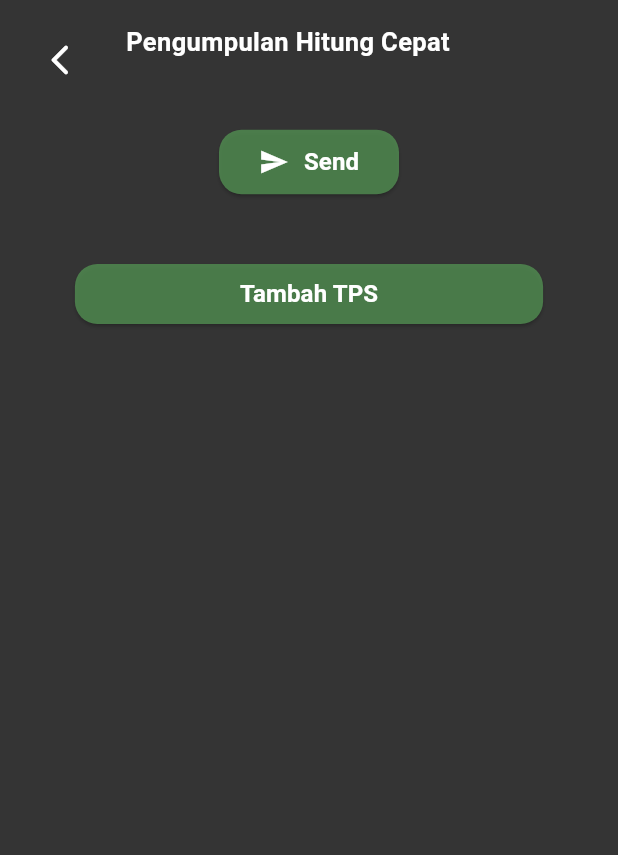
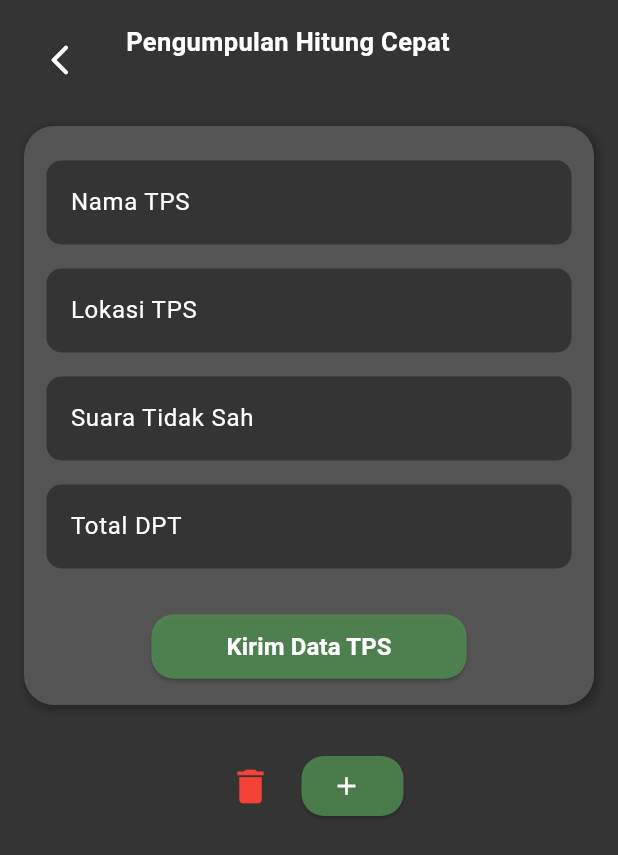
Before and after one commit to hanifaaprl/project-TeraTNI, a Flutter app: the QuickCount screen opened directly with empty values, after a tap on the "delete" icon, on a phone screen of 412 x 824 dp. Shown: the top 855 px of the screen. Run offline on Flutter 3.47's test engine with Material 3 defaults, Android fonts, the phone set to English and light mode, and no system bars; our stand-ins replace adaptive_theme, dotted_border, flutter_map, image_picker, latlong2, lottie and 2 more; missing offline and left inert: floating_navbar; accounts and stored records are empty; network calls fail.

Commit message:
baru kemarin

```diff
--- a/lib/navbar/quick.dart
+++ b/lib/navbar/quick.dart
@@ -81,8 +81,7 @@ class _QuickCountState extends State<QuickCount> {
 
     print("URL: $url");
     print("Token: $token");
-    print(
-        "Request Body (JSON): ${jsonEncode(requestBody)}"); // menampilkan JSON yang akan dikirim
+    print("Request Body (JSON): ${jsonEncode(requestBody)}");
 
     try {
       final response = await http.post(
@@ -93,9 +92,6 @@ class _QuickCountState extends State<QuickCount> {
         },
         body: jsonEncode(requestBody),
       );
-
-      print("Status Code: ${response.statusCode}");
-      print("Response Body: ${response.body}");
 
       if (response.statusCode == 200 || response.statusCode == 201) {
         print("Data berhasil dikirim: ${response.body}");
@@ -108,15 +104,15 @@ class _QuickCountState extends State<QuickCount> {
     }
   }
 
-  void addTPSData(String votingSite, String location, Map<String, String> suara,
-      String invalidcount, String totalDPT, String totalelectoral) {
+  addTPSData(String votingSite, String location, Map<String, String> suara,
+      String invalidcount, String totalDPT) {
     int validCount = suara.values
         .map((value) => int.tryParse(value) ?? 0)
         .reduce((a, b) => a + b);
 
     int totalDPTValue = int.tryParse(totalDPT) ?? 0;
     int invalidCountValue = int.tryParse(invalidcount) ?? 0;
-    int abstentionCount = totalDPTValue - (validCount + invalidCountValue);
+    int golput = totalDPTValue - (validCount + invalidCountValue);
 
     setState(() {
       tpsData.add({
@@ -127,24 +123,22 @@ class _QuickCountState extends State<QuickCount> {
             return {"key": "candidate:${e.key}", "value": e.value};
           }).toList(),
           {"key": "invalid-count", "value": invalidcount},
-          {"key": "abstention", "value": totalDPT},
-          {"key": "total-electoral-register", "value": totalelectoral},
+          {"key": "abstention", "value": golput.toString()},
+          {"key": "total-electoral-register", "value": totalDPT},
           {"key": "valid-count", "value": validCount.toString()},
-          {"key": "abstention-count", "value": abstentionCount.toString()},
         ],
       });
+      print("Data TPS yang ditambahkan: ${jsonEncode(tpsData)}");
+      print("Golput (abstention): $golput");
     });
+
+    sendDataToApi(widget.id); // Pastikan data dikirim setelah ini
   }
 
   @override
   void initState() {
     super.initState();
-    fetchCandidates(widget.id).then((_) {
-      // Menambahkan satu container TPS setelah candidates berhasil diambil
-      setState(() {
-        tpsContainers.add(_buildTPSContainer());
-      });
-    });
+    fetchCandidates(widget.id);
   }
 
   @override
@@ -162,12 +156,10 @@ class _QuickCountState extends State<QuickCount> {
               crossAxisAlignment: CrossAxisAlignment.start,
               children: [
                 Row(
-                  mainAxisAlignment: MainAxisAlignment.start,
                   children: [
                     IconButton(
                       icon: Icon(
                         Icons.arrow_back_ios_new_rounded,
-                        size: 24,
                         color: Colors.white,
                       ),
                       onPressed: () {
@@ -199,75 +191,49 @@ class _QuickCountState extends State<QuickCount> {
                   ],
                 ),
                 SizedBox(height: 20),
-                Center(
-                  child: Container(
-                    width: 200, // Mengatur lebar tombol agar memenuhi ruang
-                    padding: EdgeInsets.symmetric(
-                        horizontal:
-                            40), // Mengatur padding horizontal untuk panjang tombol
-                    child: ElevatedButton(
-                      onPressed: () {
-                        sendDataToApi(widget.id);
-                      },
-                      style: ElevatedButton.styleFrom(
-                        foregroundColor: Colors.white,
-                        backgroundColor: primaryColor,
-                        padding: EdgeInsets.symmetric(vertical: 10),
-                        shape: RoundedRectangleBorder(
-                          borderRadius: BorderRadius.circular(15),
-                        ),
-                      ),
-                      child: Row(
-                        mainAxisAlignment: MainAxisAlignment
-                            .center, // Menjaga ikon dan teks di tengah
-                        children: [
-                          Icon(
-                            Icons.send, // Ikon send
-                            size: 20,
-                            color: Colors.white,
-                          ),
-                          SizedBox(width: 10), // Jarak antara icon dan text
-                          Text(
-                            'Send',
-                            style: TextStyle(
-                              fontSize: 16,
-                              fontWeight: FontWeight.bold,
-                            ),
-                          ),
-                        ],
-                      ),
-                    ),
-                  ),
-                ),
-                SizedBox(height: 20),
+                _buildTPSContainer(isDarkMode),
                 Column(
                   children: tpsContainers,
                 ),
                 SizedBox(height: 20),
-                // Button untuk menambah TPS baru
                 Center(
-                  child: ElevatedButton(
+                  child: Row(
+                    mainAxisAlignment: MainAxisAlignment.center,
+                    children: [
+                      IconButton(
+                        icon: Icon(Icons.delete, color: Colors.red, size: 30),
                         onPressed: () {
                           setState(() {
-                        tpsContainers.add(_buildTPSContainer());
+                            tpsData.clear();
+                            tpsContainers.clear();
+                          });
+                        },
+                      ),
+                      SizedBox(width: 10),
+                      ElevatedButton(
+                        onPressed: () {
+                          setState(() {
+                            tpsContainers.add(_buildTPSContainer(isDarkMode));
                           });
                         },
                         style: ElevatedButton.styleFrom(
                           foregroundColor: Colors.white,
                           backgroundColor: primaryColor,
                           padding:
-                          EdgeInsets.symmetric(horizontal: 110, vertical: 5),
+                              EdgeInsets.symmetric(horizontal: 20, vertical: 5),
                           shape: RoundedRectangleBorder(
                             borderRadius: BorderRadius.circular(15),
                           ),
                         ),
-                    child: Text(
-                      'Tambah TPS',
-                      style: TextStyle(
-                        fontSize: 16,
-                        fontWeight: FontWeight.bold,
+                        child: Row(
+                          mainAxisSize: MainAxisSize.min,
+                          children: [
+                            Icon(Icons.add, size: 20),
+                            SizedBox(width: 8),
+                          ],
                         ),
                       ),
+                    ],
                   ),
                 ),
               ],
@@ -278,22 +244,17 @@ class _QuickCountState extends State<QuickCount> {
     );
   }
 
-  Widget _buildTPSContainer() {
+  Widget _buildTPSContainer(bool isDarkMode) {
     final votingSiteController = TextEditingController();
     final locationController = TextEditingController();
     final suaraTidakSahController = TextEditingController();
     final totalDPTController = TextEditingController();
-    final totalelectoralController = TextEditingController();
     final suaraControllers = List<TextEditingController>.generate(
       candidates.length,
       (index) => TextEditingController(),
     );
 
-    // Buat ID unik untuk setiap TPS Container
-    final String tpsId = UniqueKey().toString();
-
     return Container(
-      key: Key(tpsId), // Gunakan ID unik untuk container
       width: double.infinity,
       margin: EdgeInsets.only(bottom: 10),
       decoration: BoxDecoration(
@@ -313,29 +274,59 @@ class _QuickCountState extends State<QuickCount> {
         child: Column(
           crossAxisAlignment: CrossAxisAlignment.stretch,
           children: [
-            _buildTextField('Nama TPS', votingSiteController),
-            _buildTextField('Lokasi TPS', locationController),
+            _buildTextField('Nama TPS', votingSiteController, isDarkMode),
+            _buildTextField('Lokasi TPS', locationController, isDarkMode),
             for (int i = 0; i < candidates.length; i++)
               _buildTextField(
                   'Suara Kandidat ${candidates[i]['candidateName']}',
                   suaraControllers[i],
+                  isDarkMode),
+            _buildTextField(
+                'Suara Tidak Sah', suaraTidakSahController, isDarkMode),
+            _buildTextField('Total DPT', totalDPTController, isDarkMode),
+            SizedBox(height: 20),
+            Center(
+              child: ElevatedButton(
+                onPressed: () {
+                  final Map<String, String> suara = {
+                    for (int i = 0; i < candidates.length; i++)
+                      candidates[i]['id'].toString():
+                          suaraControllers[i].text.isEmpty
+                              ? '0'
+                              : suaraControllers[i].text
+                  };
+
+                  final String invalidcount =
+                      suaraTidakSahController.text.isEmpty
+                          ? '0'
+                          : suaraTidakSahController.text;
+                  final String totalDPT = totalDPTController.text.isEmpty
+                      ? '0'
+                      : totalDPTController.text;
+
+                  addTPSData(
+                    votingSiteController.text,
+                    locationController.text,
+                    suara,
+                    invalidcount,
+                    totalDPT,
+                  );
+                },
+                style: ElevatedButton.styleFrom(
+                  backgroundColor: primaryColor,
+                  padding: EdgeInsets.symmetric(vertical: 10, horizontal: 50),
+                  shape: RoundedRectangleBorder(
+                    borderRadius: BorderRadius.circular(15),
                   ),
-            _buildTextField('Suara Tidak Sah', suaraTidakSahController),
-            _buildTextField('Total DPT', totalDPTController),
-            _buildTextField('Total Electoral', totalelectoralController),
-            SizedBox(height: 20),
-            Align(
-              alignment: Alignment.topRight,
-              child: IconButton(
-                icon: Icon(Icons.delete, color: Colors.red),
-                onPressed: () {
-                  setState(() {
-                    // Hapus TPSContainer berdasarkan Key yang telah di-set
-                    tpsContainers.removeWhere(
-                      (container) => container.key == Key(tpsId),
-                    );
-                  });
-                },
+                ),
+                child: Text(
+                  'Kirim Data TPS',
+                  style: TextStyle(
+                    color: Colors.white,
+                    fontSize: 16,
+                    fontWeight: FontWeight.bold,
+                  ),
+                ),
               ),
             ),
           ],
@@ -344,33 +335,23 @@ class _QuickCountState extends State<QuickCount> {
     );
   }
 
-  Widget _buildTextField(String label, TextEditingController controller) {
-    return Column(
-      crossAxisAlignment: CrossAxisAlignment.start,
-      children: [
-        Text(
-          label,
-          style: TextStyle(
-            fontSize: 16,
-            color: Colors.white,
+  Widget _buildTextField(
+      String label, TextEditingController controller, bool isDarkMode) {
+    return Padding(
+      padding: const EdgeInsets.symmetric(vertical: 8.0),
+      child: TextField(
+        controller: controller,
+        decoration: InputDecoration(
+          labelText: label,
+          labelStyle: TextStyle(color: Colors.white),
+          filled: true,
+          fillColor: backgroundColor,
+          border: OutlineInputBorder(
+            borderRadius: BorderRadius.circular(10),
+            borderSide: BorderSide.none,
           ),
         ),
-        SizedBox(height: 5),
-        TextField(
-          controller: controller,
-          decoration: InputDecoration(
-            hintText: label,
-            hintStyle: TextStyle(color: Colors.grey),
-            filled: true,
-            fillColor: secondaryColor,
-            border: OutlineInputBorder(
-              borderRadius: BorderRadius.circular(10),
       ),
-            contentPadding: EdgeInsets.symmetric(horizontal: 15, vertical: 10),
-          ),
-        ),
-        SizedBox(height: 10),
-      ],
     );
   }
 }
```
Also changed, not shown: lib/navbar/pilkada.dart (+18 -7 lines). Lines whose indentation alone changed are shown as unchanged.
